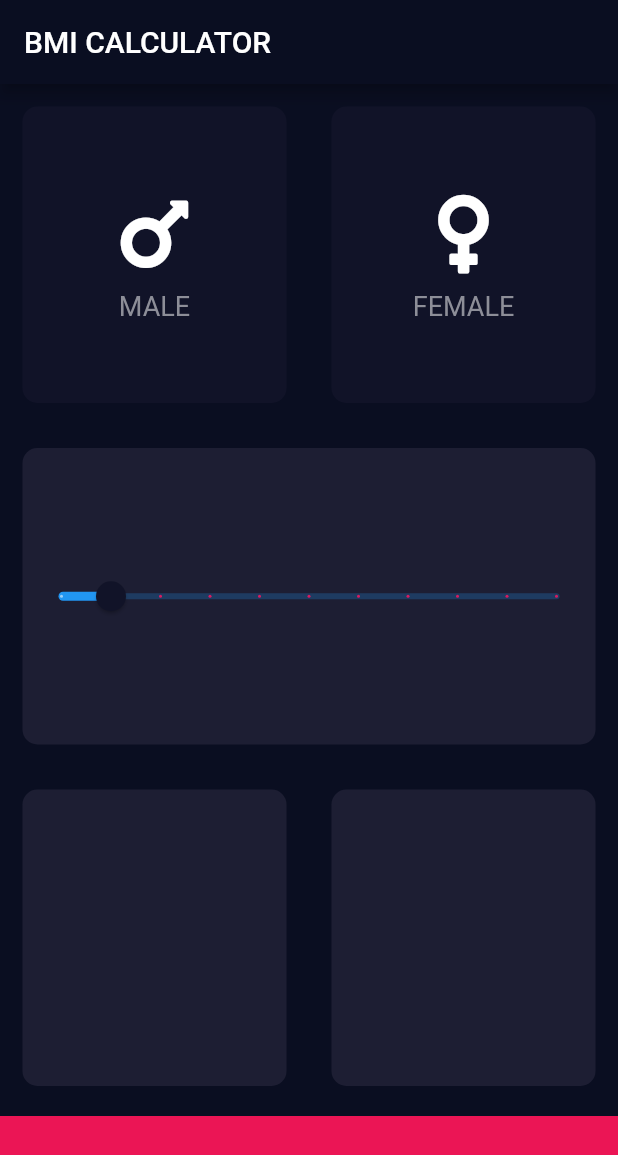
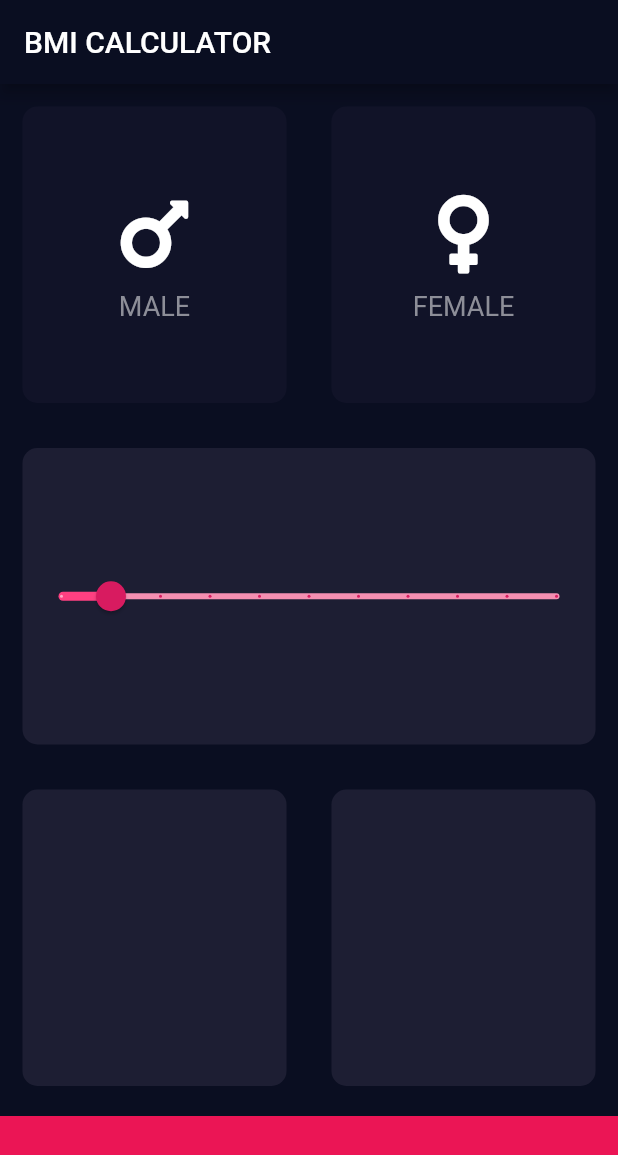
Before and after one commit to londonappbrewery/bmi-calculator-flutter, a Flutter app: the screen it shows after launch, on a phone screen of 412 x 824 dp. Shown: the top 1155 px of the screen. Run offline on Flutter 3.47's test engine with Material 2 defaults, Android fonts, the phone set to English and light mode, and no system bars; our stand-ins replace font_awesome_flutter.

Commit message:
finished the style

```diff
--- a/lib/main.dart
+++ b/lib/main.dart
@@ -13,7 +13,10 @@ class BMICalculator extends StatelessWidget {
           sliderTheme: SliderThemeData(
               inactiveTickMarkColor: Colors.pink[600],
               valueIndicatorColor: Colors.pinkAccent,
-              thumbColor: Color(0xFF111328))),
+              inactiveTrackColor: Colors.pink[200],
+              activeTrackColor: Colors.pinkAccent,
+              thumbColor: Colors.pink[600]),
+          indicatorColor: Colors.pinkAccent),
       home: SafeArea(child: InputPage()),
     );
   }
```
